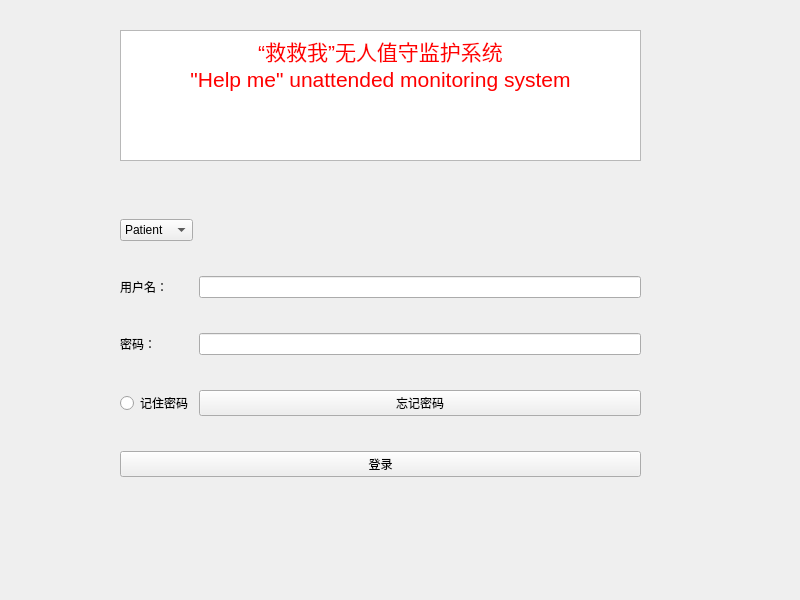
TessyKing/HelpMe, file loginform.ui: the form before one commit.
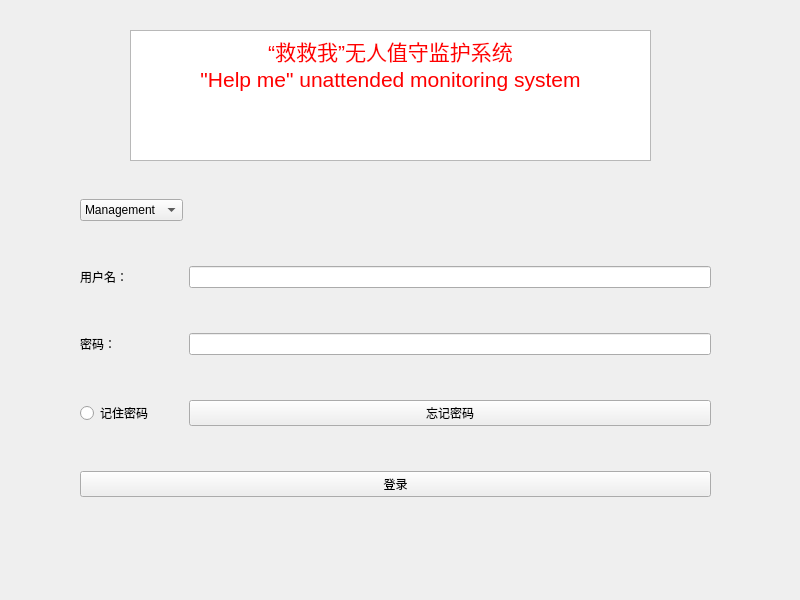
The form after the commit.

Patch:
```diff
--- a/loginform.ui
+++ b/loginform.ui
@@ -13,15 +13,21 @@
   <property name="windowTitle">
    <string>Form</string>
   </property>
+  <property name="styleSheet">
+   <string notr="true"/>
+  </property>
   <widget class="QTextEdit" name="textEdit">
    <property name="geometry">
     <rect>
-     <x>120</x>
+     <x>130</x>
      <y>30</y>
      <width>521</width>
      <height>131</height>
     </rect>
    </property>
+   <property name="readOnly">
+    <bool>true</bool>
+   </property>
    <property name="html">
     <string>&lt;!DOCTYPE HTML PUBLIC &quot;-//W3C//DTD HTML 4.0//EN&quot; &quot;http://www.w3.org/TR/REC-html40/strict.dtd&quot;&gt;
 &lt;html&gt;&lt;head&gt;&lt;meta name=&quot;qrichtext&quot; content=&quot;1&quot; /&gt;&lt;style type=&quot;text/css&quot;&gt;
@@ -34,20 +40,13 @@
   <widget class="QWidget" name="gridLayoutWidget">
    <property name="geometry">
     <rect>
-     <x>120</x>
-     <y>190</y>
-     <width>521</width>
-     <height>321</height>
+     <x>80</x>
+     <y>160</y>
+     <width>631</width>
+     <height>381</height>
     </rect>
    </property>
    <layout class="QGridLayout" name="gridLayout">
-    <item row="3" column="1">
-     <widget class="QPushButton" name="pushButton">
-      <property name="text">
-       <string>忘记密码</string>
-      </property>
-     </widget>
-    </item>
     <item row="2" column="0">
      <widget class="QLabel" name="label_2">
       <property name="text">
@@ -55,9 +54,6 @@
       </property>
      </widget>
     </item>
-    <item row="2" column="1">
-     <widget class="QLineEdit" name="lineEdit_2"/>
-    </item>
     <item row="3" column="0">
      <widget class="QRadioButton" name="radioButton">
       <property name="text">
@@ -65,18 +61,21 @@
       </property>
      </widget>
     </item>
-    <item row="0" column="0">
-     <widget class="QComboBox" name="comboBox">
-      <item>
-       <property name="text">
-        <string>Patient</string>
-       </property>
-      </item>
-      <item>
-       <property name="text">
-        <string>Doctor</string>
-       </property>
-      </item>
+    <item row="1" column="1">
+     <widget class="QLineEdit" name="lineEditUserName"/>
+    </item>
+    <item row="3" column="1">
+     <widget class="QPushButton" name="forget">
+      <property name="text">
+       <string>忘记密码</string>
+      </property>
+     </widget>
+    </item>
+    <item row="2" column="1">
+     <widget class="QLineEdit" name="lineEditPassWord">
+      <property name="echoMode">
+       <enum>QLineEdit::Password</enum>
+      </property>
      </widget>
     </item>
     <item row="1" column="0">
@@ -86,6 +85,20 @@
       </property>
      </widget>
     </item>
+    <item row="0" column="0">
+     <widget class="QComboBox" name="choose">
+      <item>
+       <property name="text">
+        <string>Management</string>
+       </property>
+      </item>
+      <item>
+       <property name="text">
+        <string>Doctor</string>
+       </property>
+      </item>
+     </widget>
+    </item>
     <item row="4" column="0" colspan="2">
      <widget class="QPushButton" name="pushButton_2">
       <property name="text">
@@ -93,9 +106,6 @@
       </property>
      </widget>
     </item>
-    <item row="1" column="1">
-     <widget class="QLineEdit" name="lineEdit"/>
-    </item>
    </layout>
   </widget>
  </widget>
```
Left out of the diff: 9 changed lines with no effect on the pictures.
